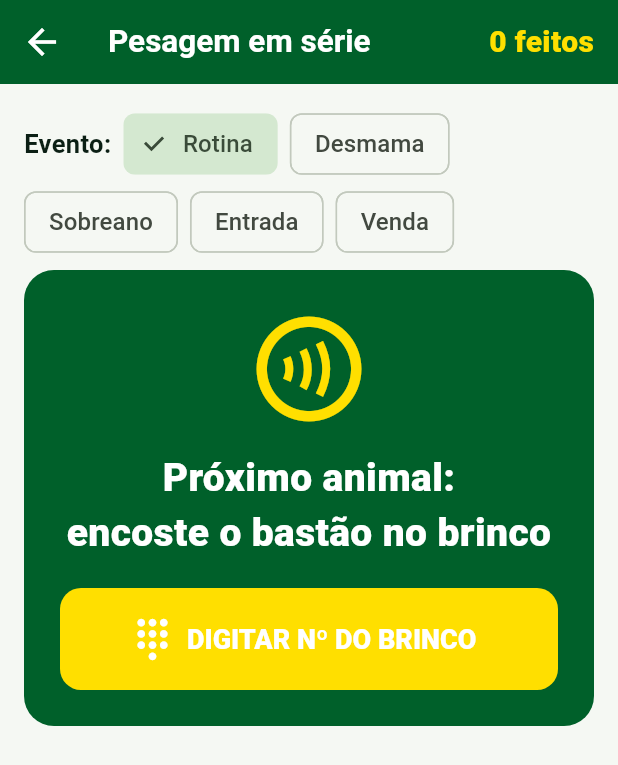
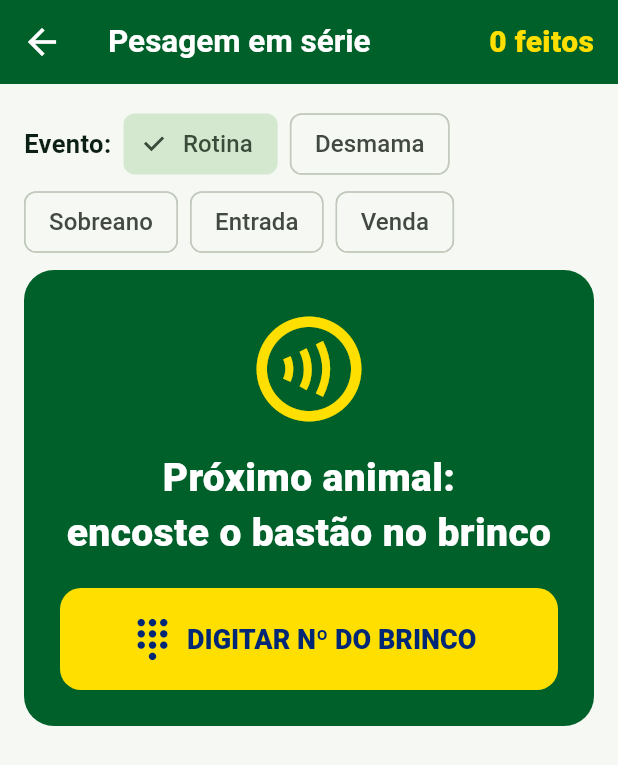
Before and after one commit to jairobraga01/eito-gestao-rural, a Flutter app: the ManejoEmSerie screen opened directly, on a phone screen of 412 x 824 dp. Shown: the top 765 px of the screen. Run offline on Flutter 3.47's test engine with Material 3 defaults, Android fonts, the phone set to English and light mode, and no system bars; our stand-ins replace cloud_firestore, connectivity_plus, firebase_auth, firebase_core, flutter_svg; accounts and stored records are empty; statements that could not run were skipped; project files that could hold a hidden picture were left out.

Commit message:
Update manejo_em_serie.dart

```diff
--- a/lib/telas/manejo_em_serie.dart
+++ b/lib/telas/manejo_em_serie.dart
@@ -220,7 +220,7 @@ class _ManejoEmSerieState extends State<ManejoEmSerie> {
               style: TextStyle(color: Colors.white, fontSize: 26, fontWeight: FontWeight.w800)),
           const SizedBox(height: 18),
           FilledButton.icon(
-            style: FilledButton.styleFrom(backgroundColor: Cores.laranja, minimumSize: const Size.fromHeight(68)),
+            style: FilledButton.styleFrom(backgroundColor: Cores.laranja, foregroundColor: Cores.azul, minimumSize: const Size.fromHeight(68)),
             onPressed: _digitarBrinco,
             icon: const Icon(Icons.dialpad, size: 30),
             label: const Text('DIGITAR Nº DO BRINCO'),
@@ -273,7 +273,7 @@ class _ManejoEmSerieState extends State<ManejoEmSerie> {
         ValueListenableBuilder<String>(
           valueListenable: _peso,
           builder: (context, v, _) => FilledButton.icon(
-            style: FilledButton.styleFrom(backgroundColor: Cores.laranja, minimumSize: const Size.fromHeight(80)),
+            style: FilledButton.styleFrom(backgroundColor: Cores.laranja, foregroundColor: Cores.azul, minimumSize: const Size.fromHeight(80)),
             onPressed: v.isEmpty ? null : _confirmarPeso,
             icon: const Icon(Icons.check, size: 36),
             label: const Text('CONFIRMAR PESO'),
```
